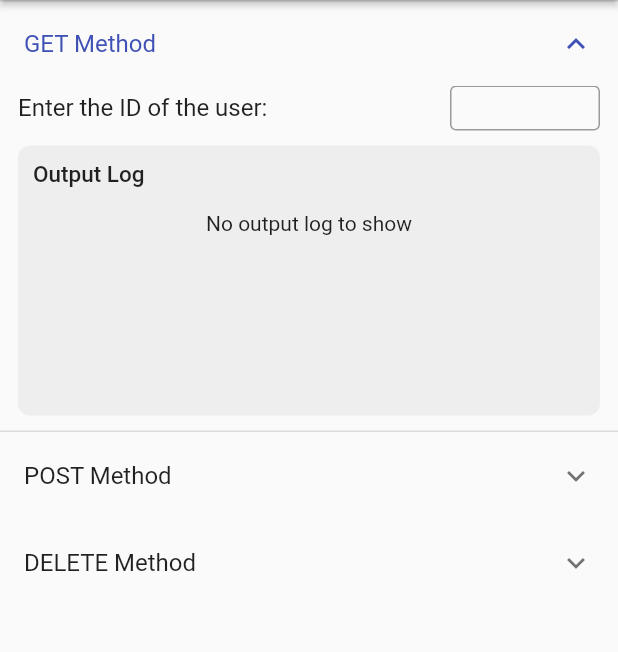
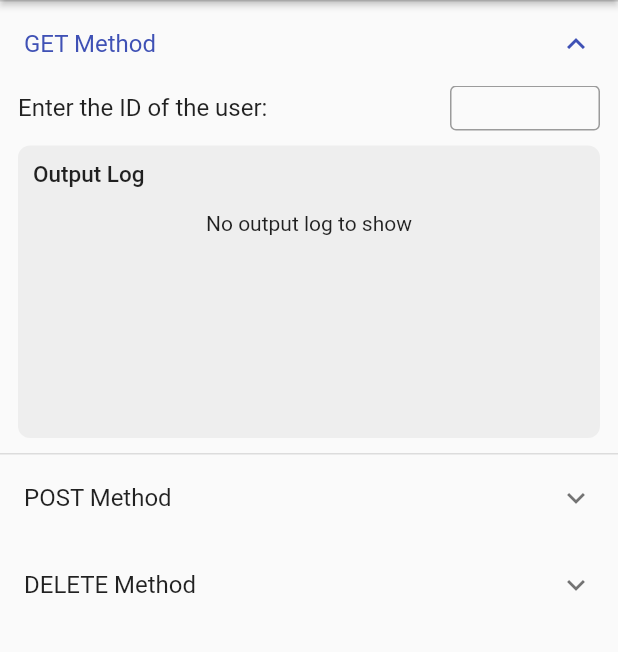
Before and after one commit to thecodexhub/flutter-dio-example, a Flutter app: the screen it shows after launch, after a tap on "GET Method", on a phone screen of 412 x 824 dp, the part 84-736 px from its top. Run offline on Flutter 3.47's test engine with Material 2 defaults, Android fonts, the light colour scheme and no system bars; our stand-ins replace dio, equatable; missing offline and left inert: dart:ffi; accounts and stored records are empty.

Commit message:
style: fix bottom overflow for larger user email

```diff
--- a/lib/widgets/output_panel.dart
+++ b/lib/widgets/output_panel.dart
@@ -14,7 +14,7 @@ class OutputPanel extends StatelessWidget {
   @override
   Widget build(BuildContext context) {
     return Container(
-      height: 180.0,
+      height: 195.0,
       decoration: BoxDecoration(
         color: Colors.grey[200],
         borderRadius: BorderRadius.circular(8.0),
```
